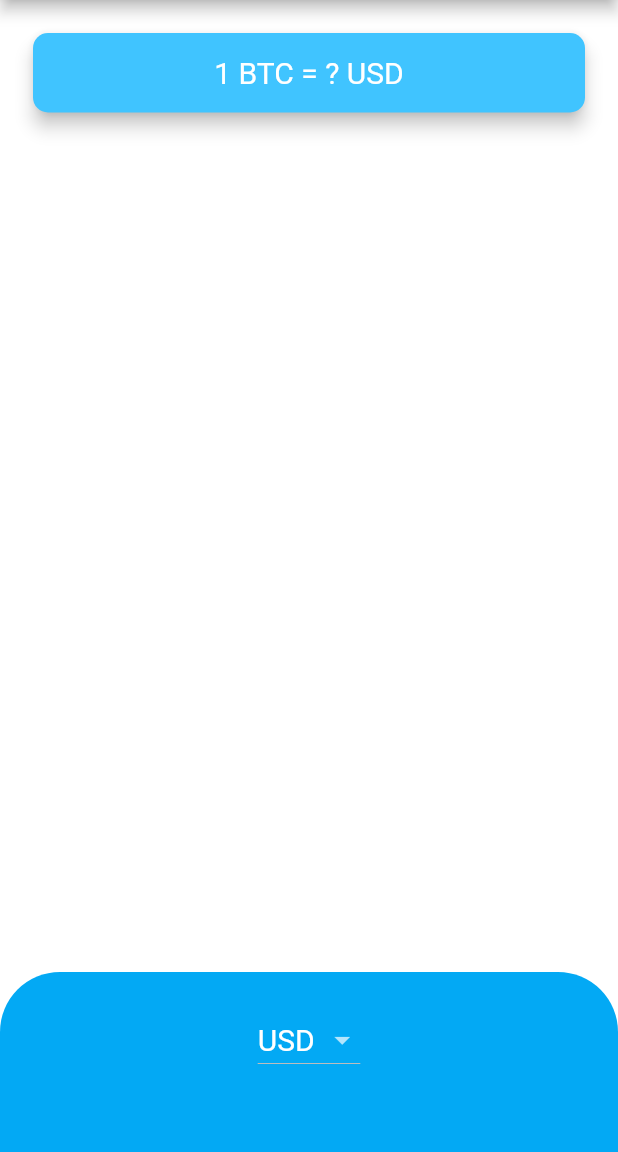
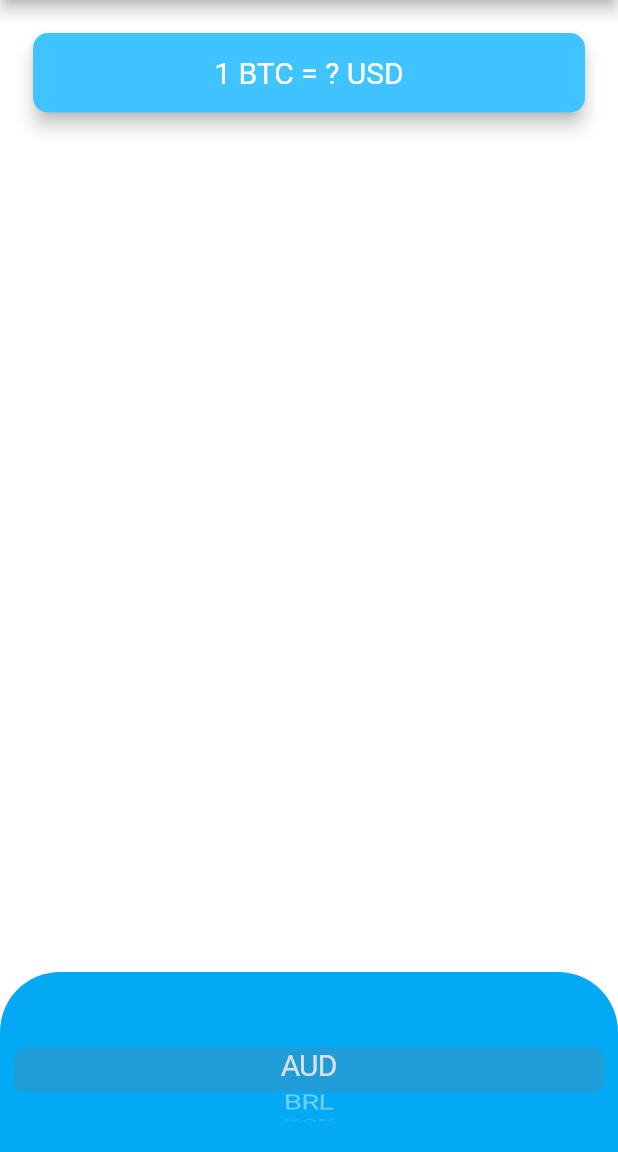
Before and after one commit to huzaifa215/bitcoin-ticker, a Flutter app: the screen it shows after launch, on a phone screen of 412 x 824 dp, the part 84-1236 px from its top. Run offline on Flutter 3.47's test engine with Material 2 defaults, Android fonts, the phone set to English and light mode, and no system bars.

```diff
--- a/bitcoin_ticker/lib/screens/price_screen.dart
+++ b/bitcoin_ticker/lib/screens/price_screen.dart
@@ -1,4 +1,5 @@
 import 'package:bitcoin_ticker/constants.dart';
+import 'package:flutter/cupertino.dart';
 import 'package:flutter/material.dart';
 
 class PriceScreen extends StatefulWidget {
@@ -49,27 +50,42 @@ class _PriceScreenState extends State<PriceScreen> {
                   topRight: Radius.circular(40), topLeft: Radius.circular(40)),
             ),
             alignment: Alignment.center,
-            padding: EdgeInsets.only(bottom: 30.0),
-            child: DropdownButton<String>(
-              value: _selectedCurrency,
-              items: currenciesList
-                  .map((currency) => DropdownMenuItem(
-                        child: Text(
-                          currency,
-                          style: TextStyle(
-                            fontSize: 20,
-                          ),
+            padding: EdgeInsets.only(top:30,bottom: 20.0),
+            child: CupertinoPicker(
+             // backgroundColor: Colors.lightBlue,
+              itemExtent: 30.0,
+              onSelectedItemChanged: (value) {
+                print(value);
+              },
+              children: currenciesList
+                  .map((currency) => Text(
+                        currency,
+                        style: TextStyle(
+                          fontSize: 20,
                         ),
-                        value: currency,
                       ))
                   .toList(),
-              onChanged: (value) {
-                setState(() {
-                  _selectedCurrency = value!;
-                });
-                print(value);
-              },
             ),
+            // child: DropdownButton<String>(
+            //   value: _selectedCurrency,
+            //   items: currenciesList
+            //       .map((currency) => DropdownMenuItem(
+            //             child: Text(
+            //               currency,
+            //               style: TextStyle(
+            //                 fontSize: 20,
+            //               ),
+            //             ),
+            //             value: currency,
+            //           ))
+            //       .toList(),
+            //   onChanged: (value) {
+            //     setState(() {
+            //       _selectedCurrency = value!;
+            //     });
+            //     print(value);
+            //   },
+            // ),
           ),
         ],
       ),
```
